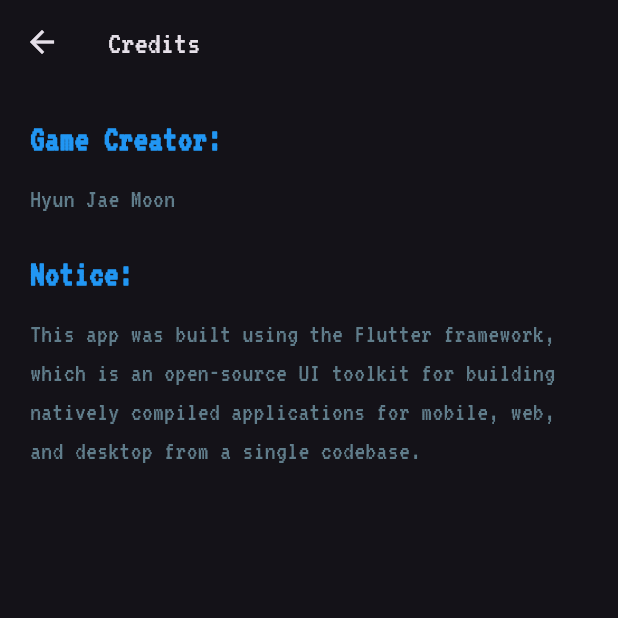
After one commit to hyunjaemoon/chanceshift, a Flutter app: the screen it shows after launch, after a tap on "Credits", on a phone screen of 412 x 824 dp, the top half of it. The commit adds this screen. Run offline on Flutter 3.47's test engine with Material 3 defaults, Android fonts, the phone set to English and light mode, and no system bars; our stand-ins replace args, material_design_icons_flutter; missing offline and left inert: dual_screen.

Commit message:
Implement Menu Screen for Video Game

```diff
--- /dev/null
+++ b/lib/credit_screen.dart
@@ -0,0 +1,53 @@
+import 'package:flutter/material.dart';
+
+class CreditScreen extends StatelessWidget {
+  @override
+  Widget build(BuildContext context) {
+    return Scaffold(
+      appBar: AppBar(
+        title: Text('Credits'),
+      ),
+      body: Container(
+        padding: EdgeInsets.all(20),
+        child: Column(
+          crossAxisAlignment: CrossAxisAlignment.start,
+          children: [
+            Text(
+              'Game Creator:',
+              style: TextStyle(
+                fontSize: 24,
+                fontWeight: FontWeight.bold,
+                color: Colors.blue,
+              ),
+            ),
+            SizedBox(height: 10),
+            Text(
+              'Hyun Jae Moon',
+              style: TextStyle(
+                fontSize: 18,
+                color: Colors.blueGrey,
+              ),
+            ),
+            SizedBox(height: 20),
+            Text(
+              'Notice:',
+              style: TextStyle(
+                fontSize: 24,
+                fontWeight: FontWeight.bold,
+                color: Colors.blue,
+              ),
+            ),
+            SizedBox(height: 10),
+            Text(
+              'This app was built using the Flutter framework, which is an open-source UI toolkit for building natively compiled applications for mobile, web, and desktop from a single codebase.',
+              style: TextStyle(
+                fontSize: 18,
+                color: Colors.blueGrey,
+              ),
+            ),
+          ],
+        ),
+      ),
+    );
+  }
+}
--- a/lib/main.dart
+++ b/lib/main.dart
@@ -1,6 +1,6 @@
 import 'package:args/args.dart';
 import 'package:chanceshfit/dual_main.dart';
-import 'package:chanceshfit/game_interface.dart';
+import 'package:chanceshfit/menu_screen.dart';
 import 'package:flutter/material.dart';
 
 void main(List<String> arguments) {
@@ -27,7 +27,7 @@ class MyApp extends StatelessWidget {
         brightness: Brightness.dark,
         primaryColor: Colors.blueGrey,
       ),
-      home: GameInterface(),
+      home: MenuScreen(),
     );
   }
 }
--- /dev/null
+++ b/lib/menu_screen.dart
@@ -0,0 +1,95 @@
+import 'package:chanceshfit/credit_screen.dart';
+import 'package:chanceshfit/game_interface.dart';
+import 'package:flutter/material.dart';
+
+class MenuScreen extends StatefulWidget {
+  @override
+  _MenuScreenState createState() => _MenuScreenState();
+}
+
+class _MenuScreenState extends State<MenuScreen>
+    with SingleTickerProviderStateMixin {
+  late AnimationController _animationController;
+  late Animation<double> _animation;
+
+  @override
+  void initState() {
+    super.initState();
+    _animationController = AnimationController(
+      vsync: this,
+      duration: Duration(seconds: 1),
+    )..repeat(reverse: true);
+    _animation = Tween<double>(begin: 0, end: 20).animate(_animationController);
+  }
+
+  @override
+  void dispose() {
+    _animationController.dispose();
+    super.dispose();
+  }
+
+  @override
+  Widget build(BuildContext context) {
+    return Scaffold(
+      backgroundColor: Colors.black,
+      body: Center(
+        child: Column(
+          mainAxisAlignment: MainAxisAlignment.center,
+          children: [
+            AnimatedBuilder(
+              animation: _animation,
+              builder: (context, child) {
+                return Transform.translate(
+                  offset: Offset(0, _animation.value),
+                  child: child,
+                );
+              },
+              child: Text(
+                'ChanceShift',
+                style: TextStyle(
+                  fontSize: 32,
+                  color: Colors.white,
+                  fontWeight: FontWeight.bold,
+                ),
+              ),
+            ),
+            SizedBox(height: 16),
+            ElevatedButton(
+              onPressed: () {
+                // Handle Start button press
+                Navigator.push(
+                  context,
+                  MaterialPageRoute(builder: (context) => GameInterface()),
+                );
+              },
+              child: Text(
+                'Start',
+                style: TextStyle(
+                  fontSize: 24,
+                  color: Colors.white,
+                ),
+              ),
+            ),
+            SizedBox(height: 16),
+            ElevatedButton(
+              onPressed: () {
+                // Handle Credits button press
+                Navigator.push(
+                  context,
+                  MaterialPageRoute(builder: (context) => CreditScreen()),
+                );
+              },
+              child: Text(
+                'Credits',
+                style: TextStyle(
+                  fontSize: 24,
+                  color: Colors.white,
+                ),
+              ),
+            ),
+          ],
+        ),
+      ),
+    );
+  }
+}
```
